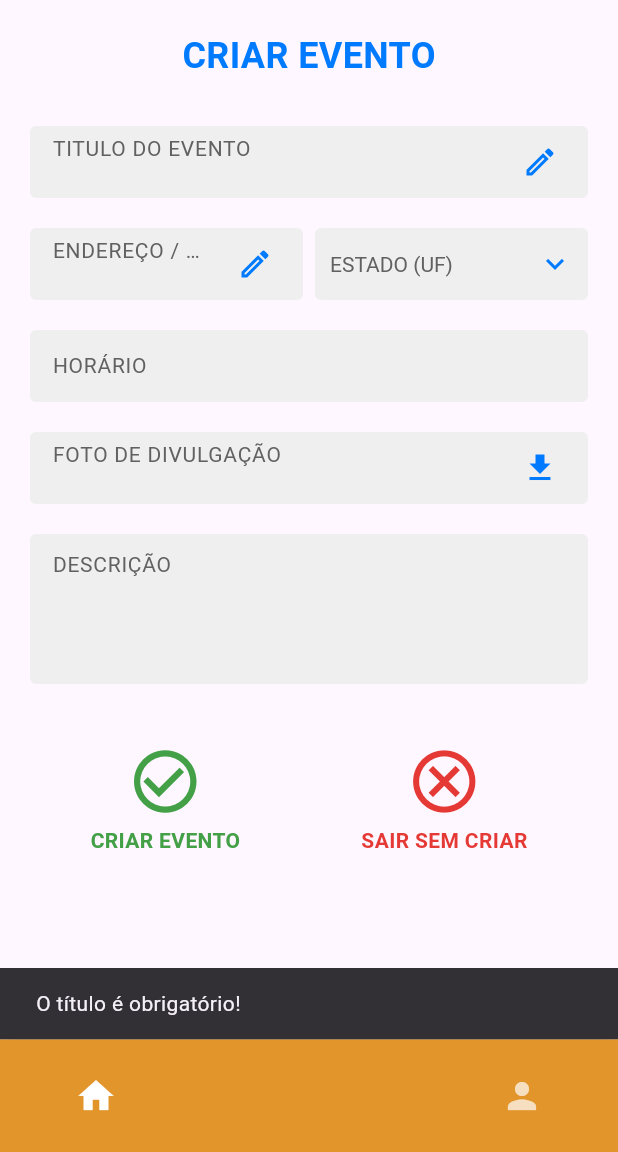
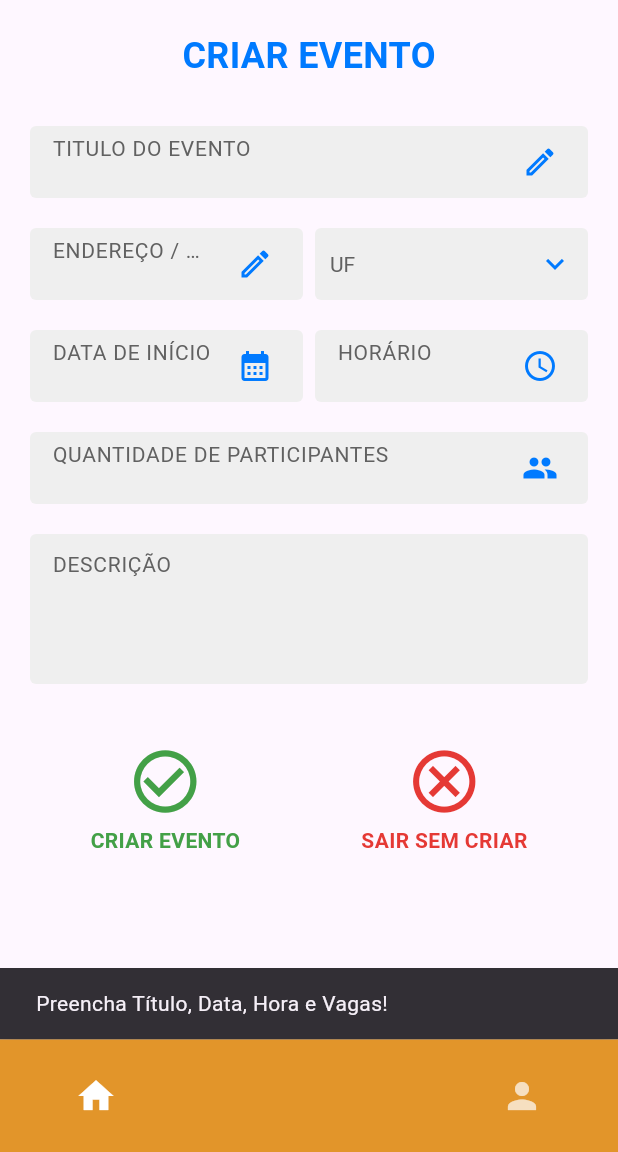
Before and after one commit to fga-eps-mds/2025.2-Gilgamesh, a Flutter app: the CriarEventoTela screen opened directly, after a tap on "CRIAR EVENTO", on a phone screen of 412 x 824 dp, the part 84-1236 px from its top. Run offline on Flutter 3.47's test engine with Material 3 defaults, Android fonts, the phone set to English and light mode, and no system bars; our stand-ins replace shared_preferences; accounts and stored records are empty.

Commit message:
feat(ui): ajustar tela de criacao com campos de data, hora e vagas

```diff
--- a/mobile_apoia/lib/telas/criar_evento.dart
+++ b/mobile_apoia/lib/telas/criar_evento.dart
@@ -47,9 +47,12 @@ class _CriarEventoTelaState extends State<CriarEventoTela> {
 
   final TextEditingController _tituloController = TextEditingController();
   final TextEditingController _enderecoController = TextEditingController();
-  final TextEditingController _horarioController = TextEditingController();
-  final TextEditingController _fotoController = TextEditingController();
   final TextEditingController _descricaoController = TextEditingController();
+  final TextEditingController _vagasController = TextEditingController();
+
+  // Variáveis para guardar Data e Hora escolhidas
+  DateTime? _dataSelecionada;
+  TimeOfDay? _horaSelecionada;
 
   String estadoSelecionado = 'UF';
   final List<String> _estados = const [
@@ -61,10 +64,35 @@ class _CriarEventoTelaState extends State<CriarEventoTela> {
   void dispose() {
     _tituloController.dispose();
     _enderecoController.dispose();
-    _horarioController.dispose();
-    _fotoController.dispose();
     _descricaoController.dispose();
+    _vagasController.dispose();
     super.dispose();
+  }
+
+  Future<void> _selecionarData() async {
+    final picked = await showDatePicker(
+      context: context,
+      initialDate: DateTime.now(),
+      firstDate: DateTime.now(),
+      lastDate: DateTime(2030),
+    );
+    if (picked != null) {
+      setState(() {
+        _dataSelecionada = picked;
+      });
+    }
+  }
+
+  Future<void> _selecionarHora() async {
+    final picked = await showTimePicker(
+      context: context,
+      initialTime: TimeOfDay.now(),
+    );
+    if (picked != null) {
+      setState(() {
+        _horaSelecionada = picked;
+      });
+    }
   }
 
   Widget _buildGrayInput({
@@ -73,6 +101,8 @@ class _CriarEventoTelaState extends State<CriarEventoTela> {
     int maxLines = 1,
     Widget? suffixIcon,
     TextEditingController? controller,
+    bool readOnly = false,
+    VoidCallback? onTap,
   }) {
     double height = (maxLines > 1) ? 100 : 48;
 
@@ -88,6 +118,8 @@ class _CriarEventoTelaState extends State<CriarEventoTela> {
           controller: controller,
           keyboardType: keyboardType,
           maxLines: maxLines,
+          readOnly: readOnly,
+          onTap: onTap,
           style: const TextStyle(fontSize: 14, color: Colors.black87),
           decoration: InputDecoration(
             border: InputBorder.none,
@@ -119,12 +151,8 @@ class _CriarEventoTelaState extends State<CriarEventoTela> {
         child: DropdownButton<String>(
           value: estadoSelecionado == 'UF' ? null : estadoSelecionado,
           hint: Text(
-            "ESTADO (UF)",
-            style: TextStyle(
-              color: Colors.grey.shade700,
-              fontSize: 14,
-              fontWeight: FontWeight.normal,
-            ),
+            "UF",
+            style: TextStyle(color: Colors.grey.shade700, fontSize: 14),
           ),
           icon: const Icon(Icons.keyboard_arrow_down, color: corAzulTexto),
           isExpanded: true,
@@ -148,62 +176,85 @@ class _CriarEventoTelaState extends State<CriarEventoTela> {
   }
 
   void _criarEvento(BuildContext context) async {
-    print("Iniciando criação de evento...");
+    print("--- INICIANDO PROCESSO DE CRIAÇÃO ---");
 
-    if (_tituloController.text.isEmpty) {
+    // Validação básica
+    if (_tituloController.text.isEmpty ||
+        _dataSelecionada == null ||
+        _horaSelecionada == null ||
+        _vagasController.text.isEmpty) {
        ScaffoldMessenger.of(context).showSnackBar(
-         const SnackBar(content: Text('O título é obrigatório!'))
+         const SnackBar(content: Text('Preencha Título, Data, Hora e Vagas!'))
        );
        return;
     }
 
     setState(() => _isLoading = true);
 
+    // Busca Usuário Logado
     final dadosUsuario = await _authService.getUsuarioSalvo();
     int idUsuarioLogado = 0;
 
     if (dadosUsuario != null && dadosUsuario['id'] != null) {
       idUsuarioLogado = dadosUsuario['id'];
-      print("Usuário identificado: ID $idUsuarioLogado");
+      print("-> Usuário Identificado: ID $idUsuarioLogado");
     } else {
-      print("Erro: Usuário não está logado ou token expirou.");
+      print("-> ERRO: Token inválido ou usuário deslogado.");
       setState(() => _isLoading = false);
       if (!mounted) return;
       ScaffoldMessenger.of(context).showSnackBar(
-        const SnackBar(content: Text('Erro de autenticação. Faça login novamente.'), backgroundColor: Colors.red)
+        const SnackBar(content: Text('Erro: Faça login novamente.'), backgroundColor: Colors.red)
       );
       return;
     }
 
-    DateTime dataPadrao = DateTime.now().add(const Duration(days: 1));
+    // dia + hora)
+    final DateTime dataFinal = DateTime(
+      _dataSelecionada!.year,
+      _dataSelecionada!.month,
+      _dataSelecionada!.day,
+      _horaSelecionada!.hour,
+      _horaSelecionada!.minute,
+    );
 
+    // Cria Objeto
     final novoEvento = Event(
       id: 0,
       nome: _tituloController.text,
       descricao: _descricaoController.text,
       location: "${_enderecoController.text} - $estadoSelecionado",
-      date: dataPadrao,
-      totalVagas: 50,
+      date: dataFinal,
+      totalVagas: int.tryParse(_vagasController.text) ?? 10,
       participantes: 0,
       ongId: idUsuarioLogado,
     );
+
+    // Ver se está mandando certo
+    print("--- ENVIANDO DADOS PARA O BANCO (DJANGO) ---");
+    print("Evento: ${novoEvento.nome}");
+    print("Data/Hora: ${novoEvento.date}");
+    print("Vagas: ${novoEvento.totalVagas}");
+    print("ONG ID: ${novoEvento.ongId}");
+    print("--------------------------------------------");
 
     bool sucesso = await _service.createEvent(novoEvento);
 
     setState(() => _isLoading = false);
 
     if (sucesso) {
+      print("-> RESPOSTA DO BANCO: 201 Created (Sucesso!)"); // Log de sucesso
       if (!mounted) return;
       ScaffoldMessenger.of(context).showSnackBar(
-        const SnackBar(content: Text('✅ Evento salvo com sucesso!'), backgroundColor: Colors.green),
+        const SnackBar(content: Text('Evento salvo com sucesso!'), backgroundColor: Colors.green),
       );
       Future.delayed(const Duration(seconds: 1), () {
         if (mounted) Navigator.of(context).pop();
       });
     } else {
+      print("-> RESPOSTA DO BANCO: Falha/Erro"); // Log de erro
       if (!mounted) return;
       ScaffoldMessenger.of(context).showSnackBar(
-        const SnackBar(content: Text('❌ Erro de conexão com o servidor.'), backgroundColor: Colors.red),
+        const SnackBar(content: Text('Erro de conexão com o servidor.'), backgroundColor: Colors.red),
       );
     }
   }
@@ -231,6 +282,15 @@ class _CriarEventoTelaState extends State<CriarEventoTela> {
 
   @override
   Widget build(BuildContext context) {
+    // Formata textos para os campos
+    String textoData = _dataSelecionada == null
+        ? "DATA DE INÍCIO"
+        : "${_dataSelecionada!.day}/${_dataSelecionada!.month}/${_dataSelecionada!.year}";
+
+    String textoHora = _horaSelecionada == null
+        ? "HORÁRIO"
+        : "${_horaSelecionada!.hour}:${_horaSelecionada!.minute.toString().padLeft(2, '0')}";
+
     return Scaffold(
       appBar: BarraSuperiorONG(onBack: () => Navigator.of(context).pop()),
       bottomNavigationBar: BottomNavBar(
@@ -261,6 +321,7 @@ class _CriarEventoTelaState extends State<CriarEventoTela> {
             if (_isLoading)
               const Center(child: Padding(padding: EdgeInsets.all(10), child: CircularProgressIndicator())),
 
+            // TÍTULO
             _buildGrayInput(
               hintText: 'TITULO DO EVENTO',
               controller: _tituloController,
@@ -268,6 +329,7 @@ class _CriarEventoTelaState extends State<CriarEventoTela> {
             ),
             const SizedBox(height: 20.0),
 
+            // ENDEREÇO
             Row(
               children: [
                 Expanded(
@@ -282,17 +344,41 @@ class _CriarEventoTelaState extends State<CriarEventoTela> {
               ],
             ),
             const SizedBox(height: 20.0),
-            _buildGrayInput(
-              hintText: 'HORÁRIO',
-              controller: _horarioController,
+
+            // DATA + HORA
+            Row(
+              children: [
+                Expanded(
+                  child: _buildGrayInput(
+                    hintText: textoData,
+                    readOnly: true,
+                    onTap: _selecionarData,
+                    suffixIcon: const Icon(Icons.calendar_month, color: corAzulTexto, size: 24),
+                  ),
+                ),
+                const SizedBox(width: 8),
+                Expanded(
+                  child: _buildGrayInput(
+                    hintText: textoHora,
+                    readOnly: true,
+                    onTap: _selecionarHora, // Abre relógio
+                    suffixIcon: const Icon(Icons.access_time, color: corAzulTexto, size: 24),
+                  ),
+                ),
+              ],
             ),
             const SizedBox(height: 20.0),
+
+            // VAGAS
             _buildGrayInput(
-              hintText: 'FOTO DE DIVULGAÇÃO',
-              controller: _fotoController,
-              suffixIcon: const Icon(Icons.file_download, color: corAzulTexto, size: 24),
+              hintText: 'QUANTIDADE DE PARTICIPANTES',
+              controller: _vagasController,
+              keyboardType: TextInputType.number, // Teclado numérico
+              suffixIcon: const Icon(Icons.group, color: corAzulTexto, size: 24),
             ),
             const SizedBox(height: 20.0),
+
+            // DESCRIÇÃO
             _buildGrayInput(
               hintText: 'DESCRIÇÃO',
               controller: _descricaoController,
@@ -300,6 +386,7 @@ class _CriarEventoTelaState extends State<CriarEventoTela> {
             ),
             const SizedBox(height: 40.0),
 
+            // BOTÕES
             Row(
               mainAxisAlignment: MainAxisAlignment.spaceAround,
               children: [
```
